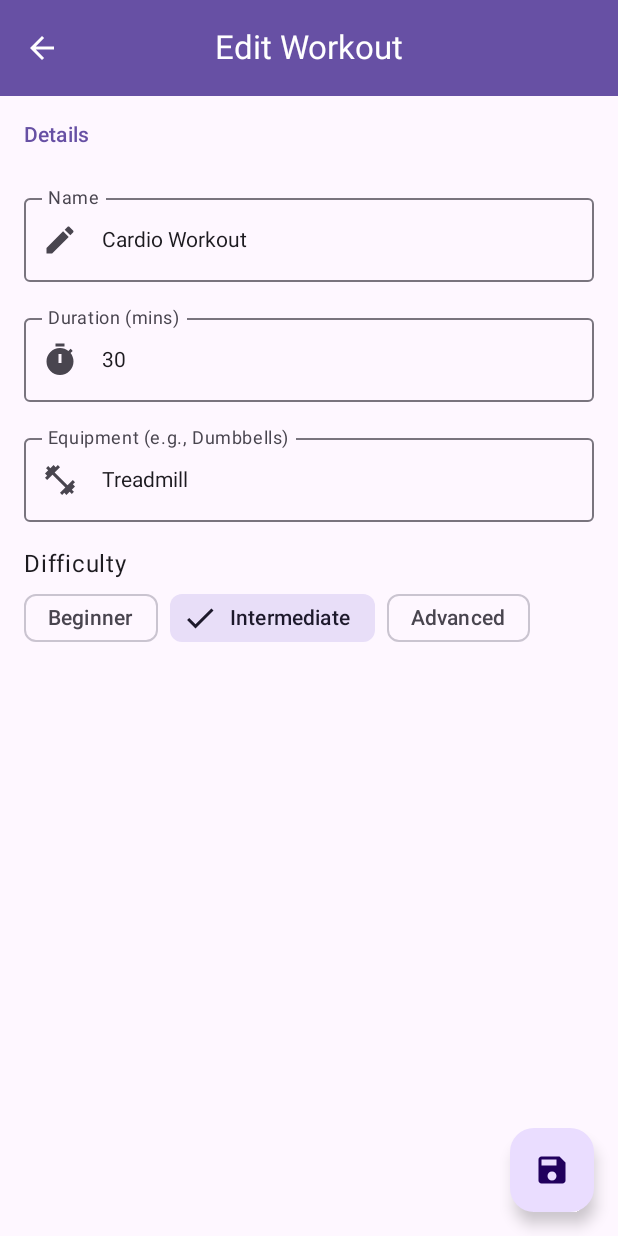
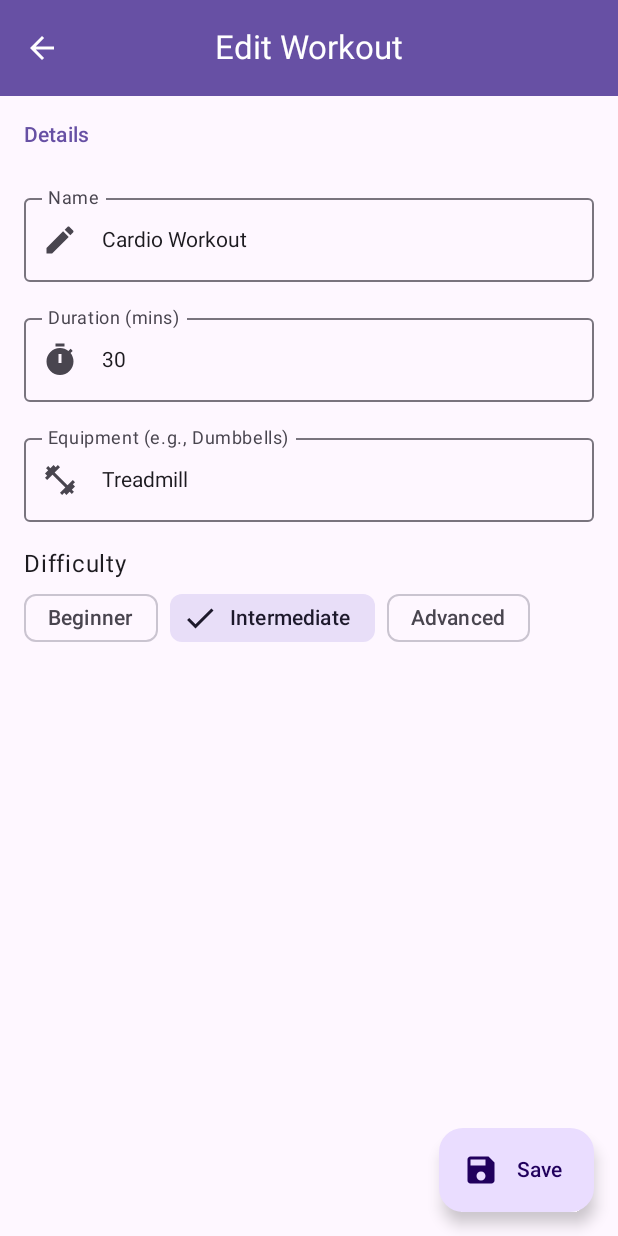
Before and after one commit to timo9036/Workouts_JohnsonHealthTech, an Android app built with Jetpack Compose: the screen it shows after launch (MainActivity), after a tap on "Cardio Workout", on a phone screen of 412 x 824 dp. Run offline under Robolectric (Android 15) with nearby library versions, the phone set to English and light mode, and no system bars; our stand-ins replace Dagger/Hilt's generated code, Room's generated code.

Commit message:
added extendedfloatingactionbutton

```diff
--- a/app/src/main/java/com/example/workouts_johnsonhealthtech/ui/detail/WorkoutDetailScreen.kt
+++ b/app/src/main/java/com/example/workouts_johnsonhealthtech/ui/detail/WorkoutDetailScreen.kt
@@ -62,7 +62,7 @@ fun WorkoutDetailScreen(
                     )
                 },
                 floatingActionButton = {
-                    FloatingActionButton(
+                    ExtendedFloatingActionButton(
                         onClick = {
                             val updatedWorkout = workout.copy(
                                 name = name,
@@ -72,10 +72,10 @@ fun WorkoutDetailScreen(
                             )
                             viewModel.updateWorkout(updatedWorkout)
                             onBack()
-                        }
-                    ) {
-                        Icon(Icons.Filled.Save, contentDescription = "Save Workout")
-                    }
+                        },
+                        icon = { Icon(Icons.Filled.Save, "Save Workout") },
+                        text = { Text(text = "Save") }
+                    )
                 }
             ) { padding ->
                 LazyColumn(
```
